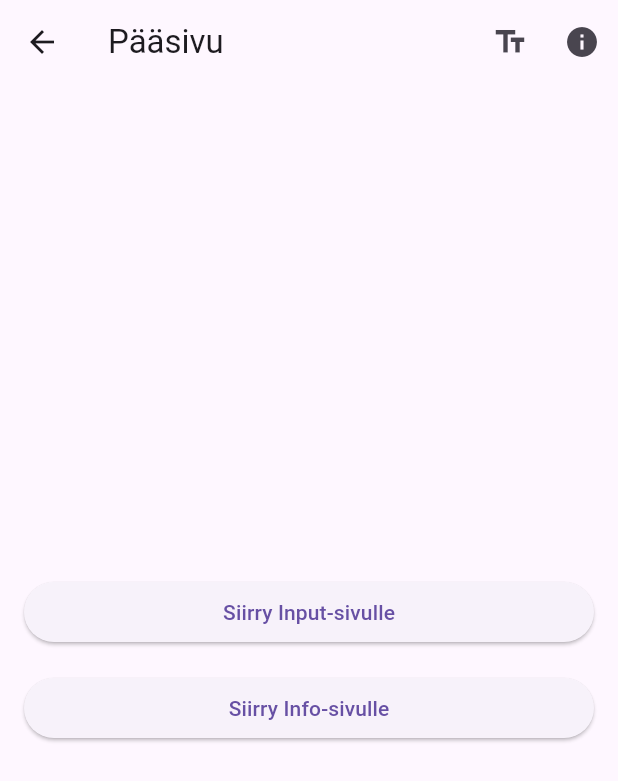
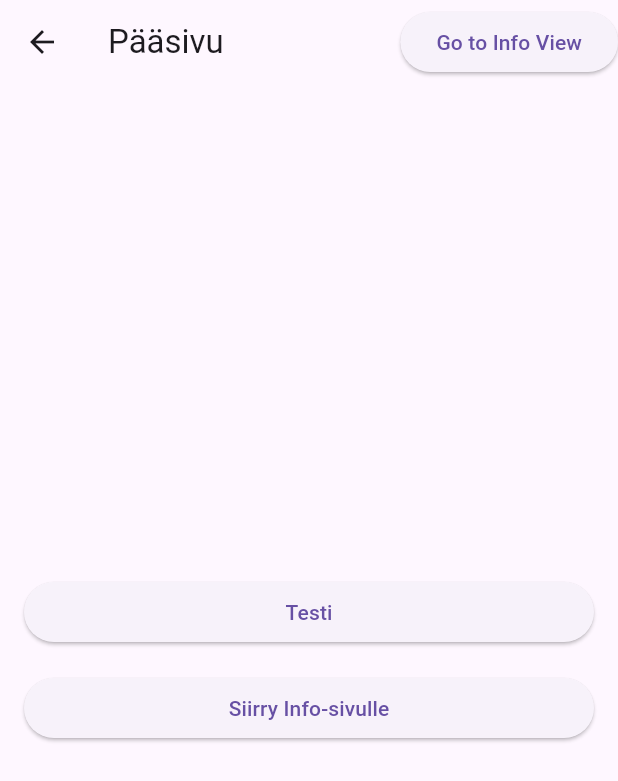
Before and after one commit to EetuPaananen5/flutter_application_2, a Flutter app: the MainView screen opened directly, on a phone screen of 412 x 824 dp. Shown: the top 781 px of the screen. Run offline on Flutter 3.47's test engine with Material 3 defaults, Android fonts, the phone set to English and light mode, and no system bars.

Commit message:
kaikki toimii ja form management myös

```diff
--- /dev/null
+++ b/lib/komponentit/task_data.dart
@@ -0,0 +1,42 @@
+import 'package:flutter/foundation.dart';
+import 'task.dart';
+
+class TaskData extends ChangeNotifier {
+  List<Task> tasks = [
+    Task(
+        name: 'Tehtävä 1',
+        details: 'Ensimmäinen tehtävä',
+        deadline: DateTime.now().add(Duration(days: 1)),
+        isDone: false),
+    Task(
+        name: 'Tehtävä 2',
+        details: 'Toinen tehtävä',
+        deadline: DateTime.now().add(Duration(days: 3)),
+        isDone: true),
+    Task(
+        name: 'Tehtävä 3',
+        details: 'Kolmas tehtävä',
+        deadline: DateTime.now().add(Duration(days: 5)),
+        isDone: false),
+  ];
+
+  void addTask(Task newTask) {
+    tasks.add(newTask);
+    notifyListeners(); // Notify listeners about the change
+  }
+
+  void editTask(int index, Task editedTask) {
+    tasks[index] = editedTask;
+    notifyListeners();
+  }
+
+  void deleteTask(int index) {
+    tasks.removeAt(index);
+    notifyListeners();
+  }
+
+  void toggleDone(int index) {
+    tasks[index].toggleDone();
+    notifyListeners();
+  }
+}
--- a/lib/views/main_view.dart
+++ b/lib/views/main_view.dart
@@ -1,4 +1,5 @@
 import 'package:flutter/material.dart';
+import 'package:flutter_application_2/views/info_view.dart';
 
 class MainView extends StatelessWidget {
   @override
@@ -6,18 +7,17 @@ class MainView extends StatelessWidget {
     return Scaffold(
       appBar: AppBar(
         title: Text('Pääsivu'),
-        actions: [
-          IconButton(
-            onPressed: () {
-              Navigator.pushNamed(context, '/input');
-            },
-            icon: Icon(Icons.text_fields),
-          ),
-          IconButton(
-            onPressed: () {
-              Navigator.pushNamed(context, '/info');
-            },
-            icon: Icon(Icons.info),
+        actions: <Widget>[
+          Center(
+            child: ElevatedButton(
+              onPressed: () {
+                Navigator.push(
+                  context,
+                  MaterialPageRoute(builder: (context) => InfoView()),
+                );
+              },
+              child: Text('Go to Info View'),
+            ),
           ),
         ],
       ),
@@ -31,7 +31,7 @@ class MainView extends StatelessWidget {
               onPressed: () {
                 Navigator.pushNamed(context, '/input');
               },
-              child: Text('Siirry Input-sivulle'),
+              child: Text('Testi'),
             ),
             SizedBox(height: 16.0), // Lisää väliä painikkeiden välille
             ElevatedButton(
```
Also changed, not shown: lib/main.dart (+10 -9 lines), lib/views/info_view.dart (+14 -0 lines), lib/views/input_view.dart (+68 -109 lines), pubspec.yaml (+4 -62 lines), pubspec.lock.
